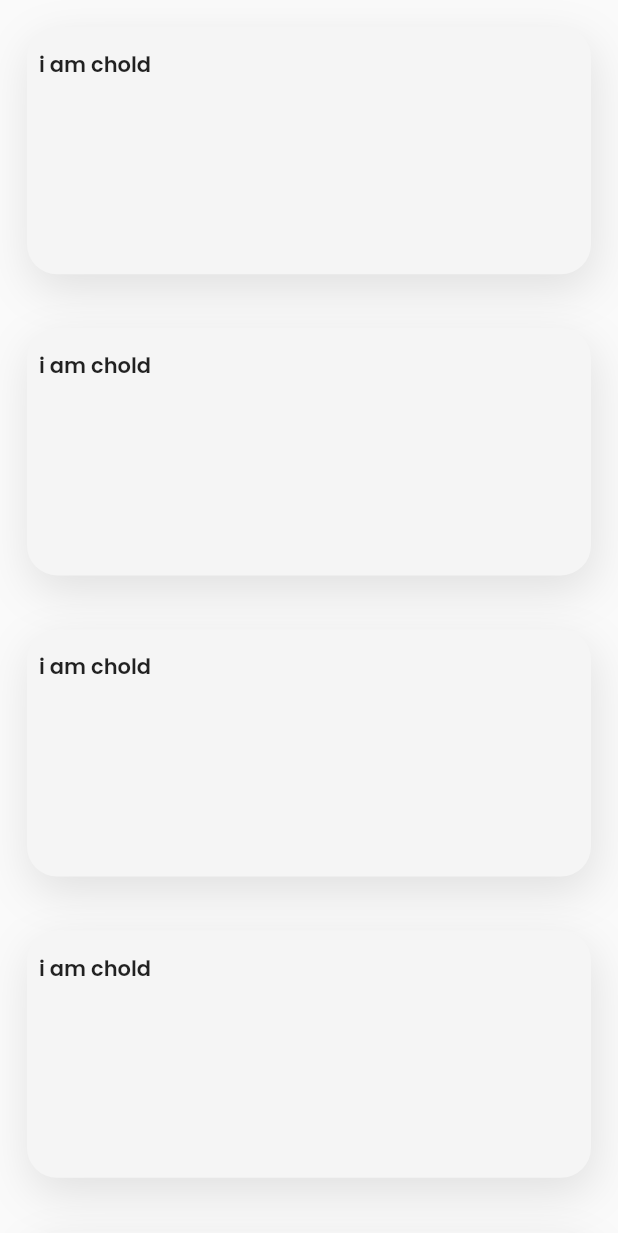
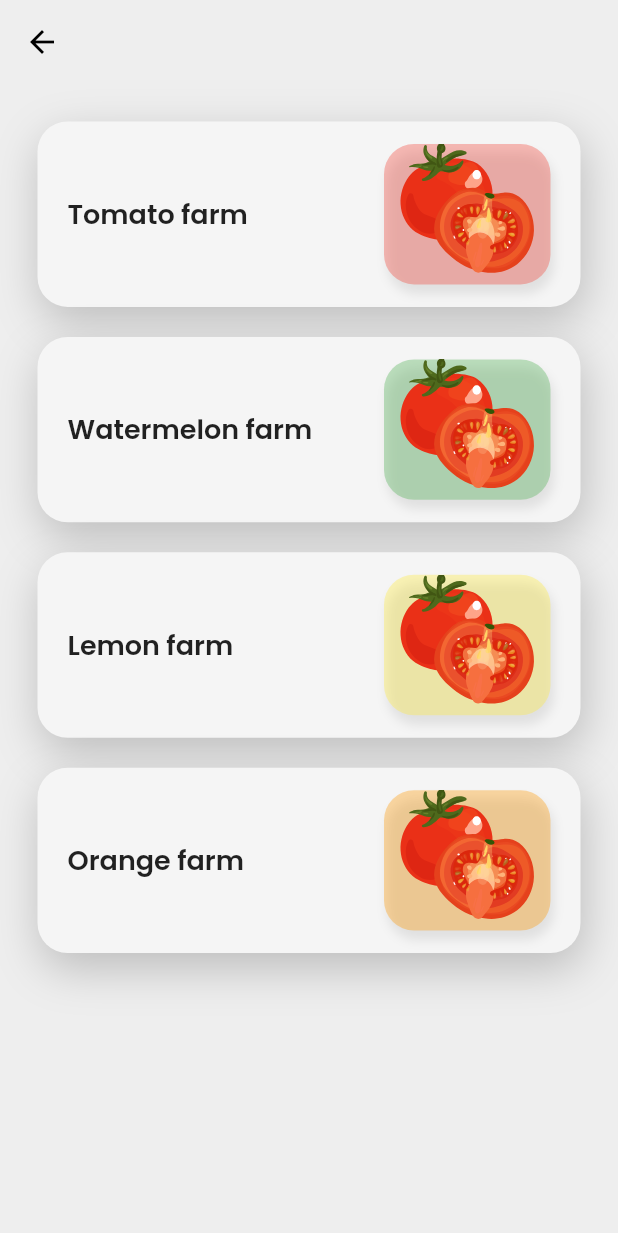
Before and after one commit to DevGautam2000/farm-app, a Flutter app: the Farms screen opened directly, on a phone screen of 412 x 824 dp. Shown: the top 1233 px of the screen. Run offline on Flutter 3.47's test engine with Material 2 defaults, Android fonts, the phone set to English and light mode, and no system bars; our stand-ins replace flutter_svg, page_transition; missing offline and left inert: dart:ffi.

Commit message:
added additional changes

```diff
--- a/lib/main.dart
+++ b/lib/main.dart
@@ -3,6 +3,7 @@ import 'package:chakras_farm/screens/home.dart';
 import 'package:chakras_farm/screens/login.dart';
 import 'package:chakras_farm/screens/splash.dart';
 import 'package:flutter/material.dart';
+import 'package:page_transition/page_transition.dart';
 
 void main() {
   runApp(MyApp());
@@ -12,6 +13,8 @@ class MyApp extends StatelessWidget {
   // This widget is the root of your application.
   @override
   Widget build(BuildContext context) {
+    var animTime = 400;
+
     return MaterialApp(
       debugShowCheckedModeBanner: false,
       title: 'Flutter Demo',
@@ -19,7 +22,7 @@ class MyApp extends StatelessWidget {
           scaffoldBackgroundColor: Colors.white,
           primaryColor: Color(0xff1B5730),
           fontFamily: "Poppins"),
-      home: Farms(),
+      home: Splash(),
     );
   }
 }
--- /dev/null
+++ b/lib/models/farm_data.dart
@@ -0,0 +1,19 @@
+import 'package:flutter/cupertino.dart';
+import 'package:flutter/material.dart';
+
+class Farm {
+  final String name;
+  final String logo;
+  final Color color;
+
+  Farm(this.name, this.logo, this.color);
+}
+
+const preFilePath = "assets/svgs/";
+
+List<Farm> farms = [
+  Farm("Tomato farm", "$preFilePath/tomato.svg", Colors.red),
+  Farm("Watermelon farm", "$preFilePath/tomato.svg", Colors.green),
+  Farm("Lemon farm", "$preFilePath/tomato.svg", Colors.yellow),
+  Farm("Orange farm", "$preFilePath/tomato.svg", Colors.orange),
+];
--- a/lib/screens/farms.dart
+++ b/lib/screens/farms.dart
@@ -1,6 +1,13 @@
 import 'dart:ffi';
 
+import 'package:chakras_farm/models/farm_data.dart';
+import 'package:chakras_farm/screens/farm_profile.dart';
+import 'package:flutter/cupertino.dart';
 import 'package:flutter/material.dart';
+import 'package:flutter/services.dart';
+import 'package:flutter_svg/flutter_svg.dart';
+
+import 'login.dart';
 
 class Farms extends StatefulWidget {
   const Farms({Key? key}) : super(key: key);
@@ -14,35 +21,79 @@ class _FarmsState extends State<Farms> {
   Widget build(BuildContext context) {
     var size = MediaQuery.of(context).size;
 
-    return Scaffold(
-      backgroundColor: Colors.grey.shade50,
-      body: SafeArea(
-        child: ListView.builder(
-            itemCount: 5,
-            itemBuilder: (context, index) => GestureDetector(
-                  onTap: () {
-                    print("$index was tapped");
-                  },
-                  child: Padding(
-                    padding: EdgeInsets.all(8.0),
-                    child: Container(
+    return AnnotatedRegion(
+      value: SystemUiOverlayStyle.light,
+      child: Scaffold(
+        appBar: AppBar(
+          iconTheme: IconThemeData(
+            color: Colors.black, //change your color here
+          ),
+          backgroundColor: Colors.transparent,
+          elevation: 0,
+        ),
+        backgroundColor: Colors.grey.shade200,
+        body: SafeArea(
+          child: Padding(
+            padding: EdgeInsets.all(15.0),
+            child: ListView.builder(
+                itemCount: farms.length,
+                itemBuilder: (context, index) {
+                  var farm = farms[index];
+                  return Container(
                       margin: EdgeInsets.all(10),
-                      padding:
-                          EdgeInsets.symmetric(horizontal: 8, vertical: 15),
                       decoration: BoxDecoration(
                           color: Colors.grey.shade100,
                           borderRadius: BorderRadius.circular(20),
                           boxShadow: [
                             BoxShadow(
                                 blurRadius: 25.0,
-                                color: Colors.grey.shade300,
+                                color: Colors.grey.shade400,
                                 offset: Offset(2.0, 10.0))
                           ]),
-                      height: size.height * .2,
-                      child: Text("i am chold"),
-                    ),
-                  ),
-                )),
+                      height: size.height * .15,
+                      child: Material(
+                        color: Colors.transparent,
+                        child: InkWell(
+                          borderRadius: BorderRadius.circular(20),
+                          onTap: () => Navigator.push(
+                              context,
+                              CupertinoPageRoute(
+                                  builder: (_) => FarmProfile(
+                                        farm: farm,
+                                      ))),
+                          child: Padding(
+                            padding: EdgeInsets.symmetric(
+                                horizontal: 20, vertical: 15),
+                            child: Row(
+                              children: [
+                                Expanded(
+                                    child: Text(
+                                  farm.name,
+                                  style: TextStyle(fontSize: 18),
+                                )),
+                                Container(
+                                  decoration: BoxDecoration(
+                                      color: farm.color.withOpacity(.35),
+                                      borderRadius: BorderRadius.circular(20),
+                                      boxShadow: [
+                                        BoxShadow(
+                                            blurRadius: 5.0,
+                                            color: Colors.grey.shade300,
+                                            offset: Offset(2.0, 6.0))
+                                      ]),
+                                  child: SvgPicture.asset(
+                                    farm.logo,
+                                    fit: BoxFit.cover,
+                                  ),
+                                )
+                              ],
+                            ),
+                          ),
+                        ),
+                      ));
+                }),
+          ),
+        ),
       ),
     );
   }
--- a/pubspec.yaml
+++ b/pubspec.yaml
@@ -29,6 +29,7 @@ dependencies:
   # Use with the CupertinoIcons class for iOS style icons.
   cupertino_icons: ^1.0.2
   flutter_svg: ^0.22.0
+  page_transition: ^2.0.2
 
 dev_dependencies:
   flutter_test:
```
Also changed, not shown: lib/helper/drawer_nav.dart (added, +52 -0 lines), lib/models/user_profile.dart (added, +7 -0 lines), lib/screens/farm_profile.dart (added, +58 -0 lines), lib/screens/splash.dart (+7 -2 lines), lib/widgets/bottom_nav.dart (added, +37 -0 lines), assets/svgs/splash_icon.svg, assets/svgs/tomato.svg (added), pubspec.lock, 2 other files.
